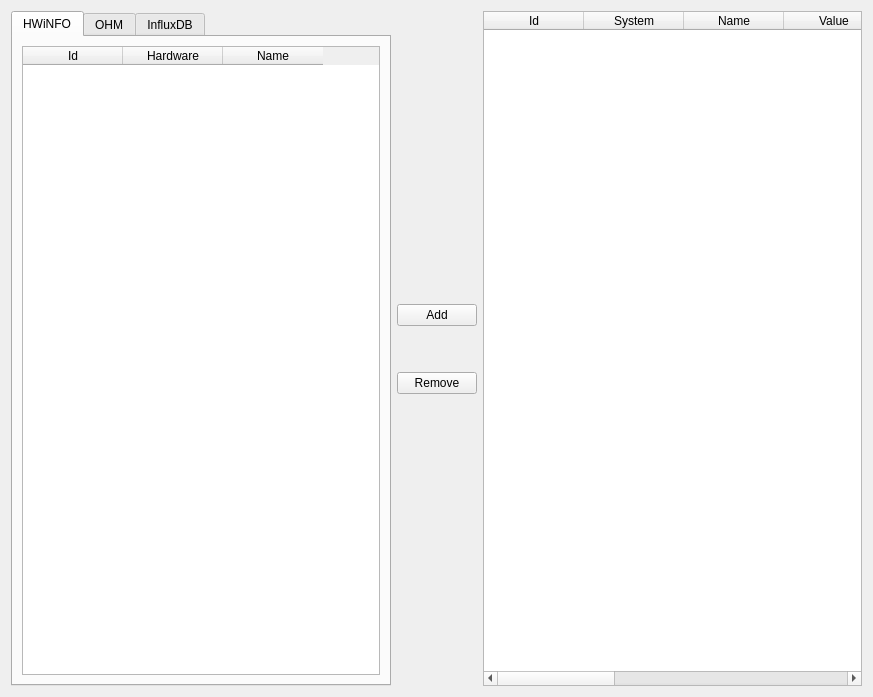
The window that GUI/DataPageWidget.ui (jimmyd-be/Hardware-Monitor-Applet) describes before a commit, drawn with Qt 5.
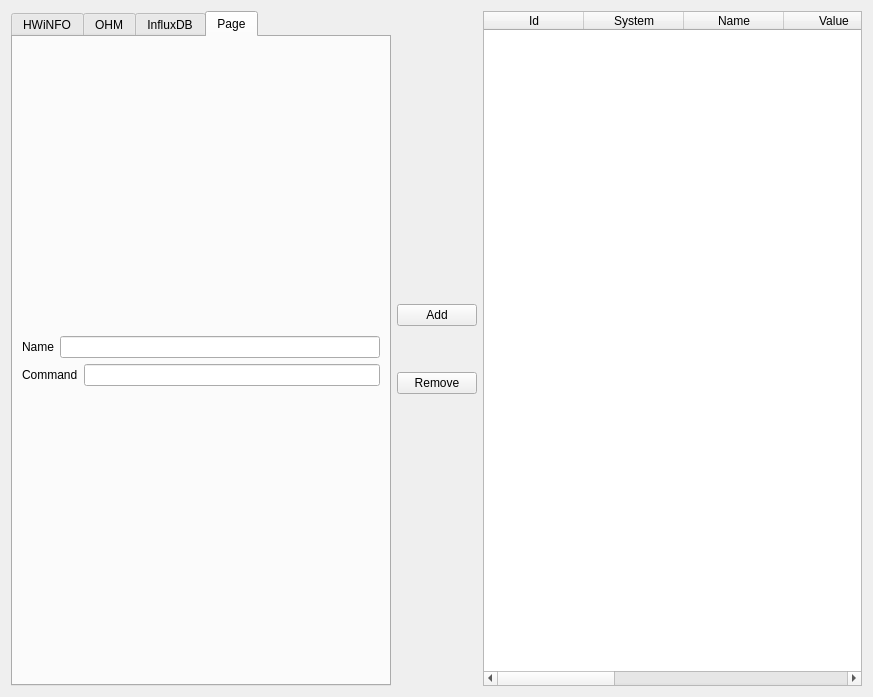
The same window after the commit. Icons and pictures are not drawn.

Commit message: #7: Add command screen

The edit to the form file:
```diff
--- a/GUI/DataPageWidget.ui
+++ b/GUI/DataPageWidget.ui
@@ -21,7 +21,7 @@
    <item>
     <widget class="QTabWidget" name="TabWidget">
      <property name="currentIndex">
-      <number>0</number>
+      <number>3</number>
      </property>
      <widget class="QWidget" name="HWiNFOTab">
       <attribute name="title">
@@ -113,6 +113,67 @@
        </item>
       </layout>
      </widget>
+     <widget class="QWidget" name="CommandTab">
+      <attribute name="title">
+       <string>Page</string>
+      </attribute>
+      <layout class="QVBoxLayout" name="verticalLayout_3">
+       <item>
+        <spacer name="verticalSpacer_3">
+         <property name="orientation">
+          <enum>Qt::Vertical</enum>
+         </property>
+         <property name="sizeHint" stdset="0">
+          <size>
+           <width>20</width>
+           <height>273</height>
+          </size>
+         </property>
+        </spacer>
+       </item>
+       <item>
+        <layout class="QHBoxLayout" name="horizontalLayout_4">
+         <item>
+          <widget class="QLabel" name="label">
+           <property name="text">
+            <string>Name</string>
+           </property>
+          </widget>
+         </item>
+         <item>
+          <widget class="QLineEdit" name="nameCommandLineEdit"/>
+         </item>
+        </layout>
+       </item>
+       <item>
+        <layout class="QHBoxLayout" name="horizontalLayout_3">
+         <item>
+          <widget class="QLabel" name="label_2">
+           <property name="text">
+            <string>Command</string>
+           </property>
+          </widget>
+         </item>
+         <item>
+          <widget class="QLineEdit" name="commandLineEdit"/>
+         </item>
+        </layout>
+       </item>
+       <item>
+        <spacer name="verticalSpacer_4">
+         <property name="orientation">
+          <enum>Qt::Vertical</enum>
+         </property>
+         <property name="sizeHint" stdset="0">
+          <size>
+           <width>20</width>
+           <height>273</height>
+          </size>
+         </property>
+        </spacer>
+       </item>
+      </layout>
+     </widget>
     </widget>
    </item>
    <item>
```
The commit also changes 10 other files.
